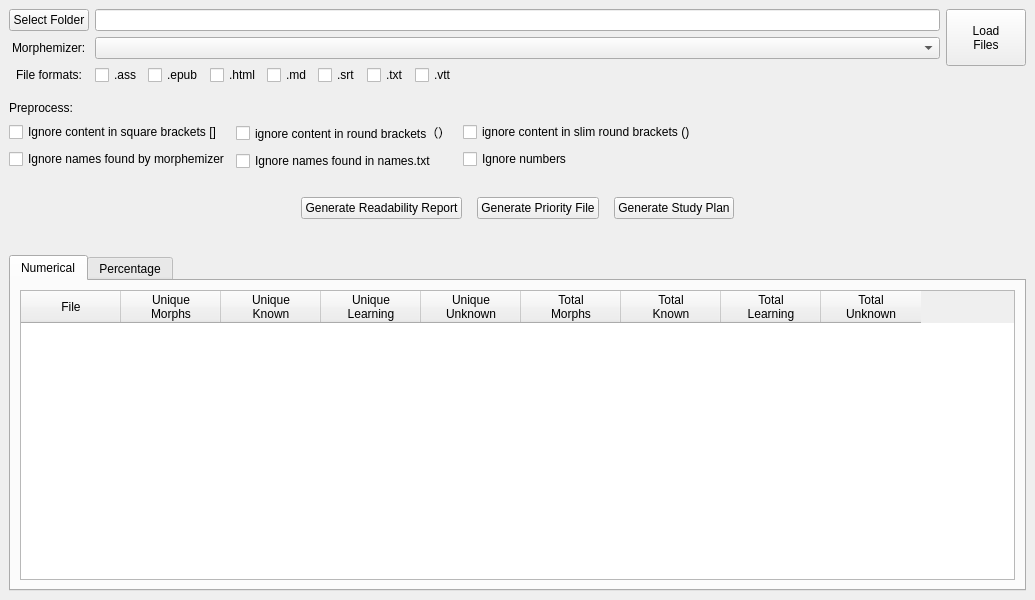
Qt form ankimorphs/ui/generators_window.ui (mortii/anki-morphs) before a commit.
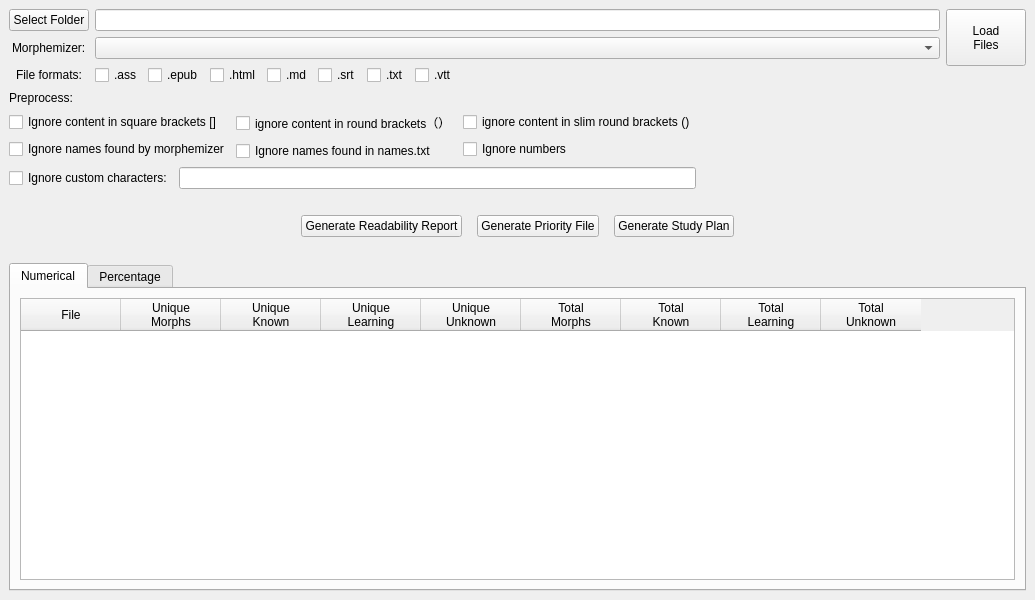
The same form after that commit.

Commit message: added custom char filter to generators (#325)

Patch:
```diff
--- a/ankimorphs/ui/generators_window.ui
+++ b/ankimorphs/ui/generators_window.ui
@@ -16,8 +16,6 @@
   <widget class="QWidget" name="centralwidget">
    <layout class="QVBoxLayout" name="verticalLayout_5">
     <item>
-     <layout class="QVBoxLayout" name="verticalLayout_4">
-      <item>
        <layout class="QHBoxLayout" name="horizontalLayout_2">
         <item>
          <layout class="QVBoxLayout" name="verticalLayout">
@@ -147,14 +145,6 @@
        </layout>
       </item>
       <item>
-       <layout class="QVBoxLayout" name="verticalLayout_3">
-        <property name="topMargin">
-         <number>10</number>
-        </property>
-        <property name="bottomMargin">
-         <number>10</number>
-        </property>
-        <item>
          <widget class="QLabel" name="label_3">
           <property name="text">
            <string>Preprocess:</string>
@@ -164,6 +154,10 @@
         <item>
          <layout class="QHBoxLayout" name="horizontalLayout_6">
           <item>
+       <layout class="QVBoxLayout" name="verticalLayout_4">
+        <item>
+         <layout class="QHBoxLayout" name="horizontalLayout_5">
+          <item>
            <layout class="QVBoxLayout" name="verticalLayout_10">
             <item>
              <widget class="QCheckBox" name="squareBracketsCheckBox">
@@ -182,10 +176,7 @@
            </layout>
           </item>
           <item>
-           <layout class="QVBoxLayout" name="verticalLayout_9">
-            <property name="leftMargin">
-             <number>0</number>
-            </property>
+           <layout class="QVBoxLayout" name="verticalLayout_3">
             <item>
              <widget class="QCheckBox" name="roundBracketsCheckBox">
               <property name="text">
@@ -220,6 +211,24 @@
             </item>
            </layout>
           </item>
+         </layout>
+        </item>
+        <item>
+         <layout class="QHBoxLayout" name="horizontalLayout_4">
+          <item>
+           <widget class="QCheckBox" name="customCharactersCheckBox">
+            <property name="text">
+             <string>Ignore custom characters:</string>
+            </property>
+           </widget>
+          </item>
+          <item>
+           <widget class="QLineEdit" name="customCharactersLineEdit"/>
+          </item>
+         </layout>
+        </item>
+       </layout>
+      </item>
           <item>
            <spacer name="horizontalSpacer_2">
             <property name="orientation">
@@ -295,8 +304,6 @@
           </item>
          </layout>
         </item>
-       </layout>
-      </item>
       <item>
        <widget class="QTabWidget" name="tablesTabWidget">
         <property name="currentIndex">
@@ -431,8 +438,6 @@
          </layout>
         </widget>
        </widget>
-      </item>
-     </layout>
     </item>
    </layout>
   </widget>
```
Lines whose indentation alone changed are shown as unchanged. The commit also changes 8 other files.
